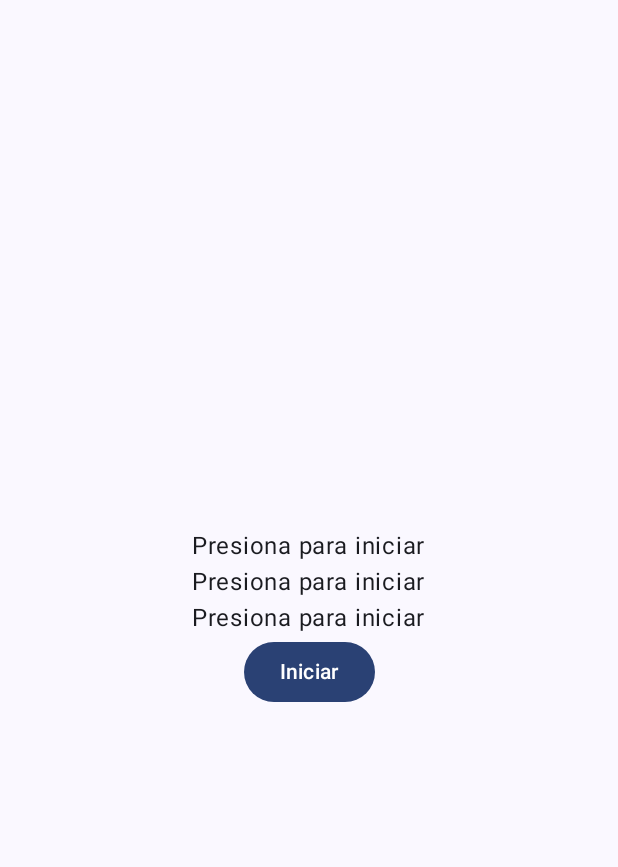
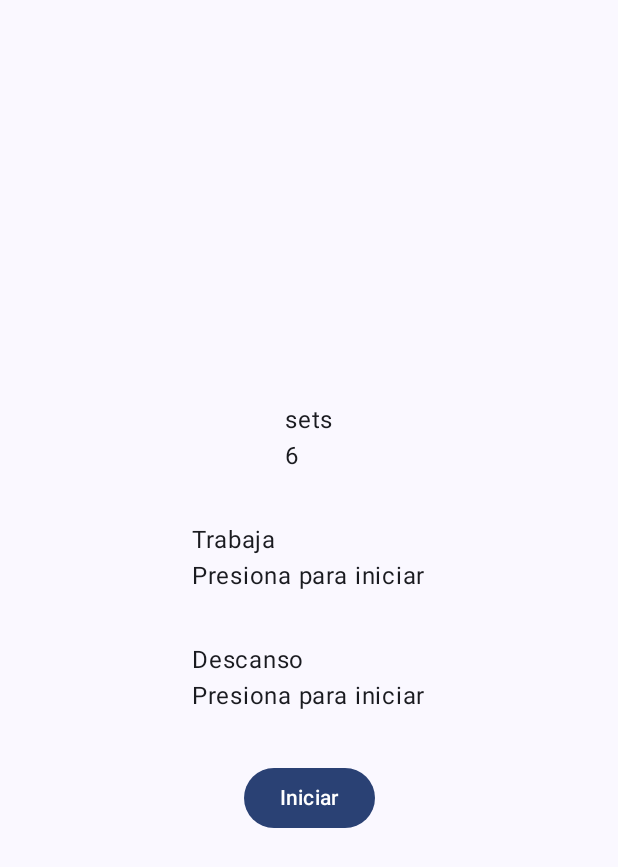
Before and after one commit to BraytonLorenzo/HiitTimer, an Android app built with Jetpack Compose: the screen it shows after launch (MainActivity), on a phone screen of 412 x 824 dp. Shown: the top 867 px of the screen. Run offline under Robolectric (Android 15) with nearby library versions, the phone set to English and light mode, and no system bars.

Commit message:
Reestructurado
Hemos reestructurado los rows para meterlos dentro de un box, y les hemos puesto margenes con padding
en los tres primeros rows pusimos columna con dos rows, para poner el nombre y el dato a modificar por el usuario

```diff
--- a/app/src/main/java/com/example/hiittimer/MainActivity.kt
+++ b/app/src/main/java/com/example/hiittimer/MainActivity.kt
@@ -5,6 +5,7 @@ import androidx.activity.ComponentActivity
 import androidx.activity.compose.setContent
 import androidx.activity.enableEdgeToEdge
 import androidx.compose.foundation.layout.Arrangement
+import androidx.compose.foundation.layout.Box
 import androidx.compose.foundation.layout.Column
 import androidx.compose.foundation.layout.Row
 import androidx.compose.foundation.layout.fillMaxSize
@@ -20,6 +21,7 @@ import androidx.compose.runtime.setValue
 import androidx.compose.ui.Alignment
 import androidx.compose.ui.Modifier
 import androidx.compose.ui.tooling.preview.Preview
+import androidx.compose.ui.unit.dp
 import com.example.hiittimer.ui.theme.HiitTimerTheme
 import java.util.Scanner
 
@@ -62,20 +64,26 @@ fun TabataCounter(modifier: Modifier = Modifier) {
     //Scanner sc = new Scanner(System.in);
     //int i = sc.nextInt();
 
+    Box(modifier = Modifier) {
         Column(
             horizontalAlignment = Alignment.CenterHorizontally,
             verticalArrangement = Arrangement.Center,
             modifier = Modifier.fillMaxSize()
         ) {
+            Row(modifier = Modifier.padding(16.dp)) {
+                Column {
                     Row {
-            Text(
-                text = if (isRunning) {
-                    if (isWorkTime) "Trabajo: $timeLeft" else "Descanso: $timeLeft"
-                } else {
-                    "Presiona para iniciar"
-                },
-                modifier = modifier
-            )
+                        Text(text = "sets")
+                    }
+                    Row {
+                        Text(text = "6")
+                    }
+                }
+            }
+            Row(modifier = Modifier.padding(16.dp)) {
+                Column {
+                    Row {
+                        Text(text = "Trabaja")
                     }
                     Row {
                         Text(
@@ -83,9 +91,15 @@ fun TabataCounter(modifier: Modifier = Modifier) {
                                 if (isWorkTime) "Trabajo: $timeLeft" else "Descanso: $timeLeft"
                             } else {
                                 "Presiona para iniciar"
-                },
-                modifier = modifier
+                            }
                         )
+                    }
+                }
+            }
+            Row(modifier = Modifier.padding(16.dp)) {
+                Column {
+                    Row {
+                        Text(text = "Descanso")
                     }
                     Row {
                         Text(
@@ -93,11 +107,12 @@ fun TabataCounter(modifier: Modifier = Modifier) {
                                 if (isWorkTime) "Trabajo: $timeLeft" else "Descanso: $timeLeft"
                             } else {
                                 "Presiona para iniciar"
-                },
-                modifier = modifier
+                            }
                         )
                     }
-        Row {
+                }
+            }
+            Row(modifier = Modifier.padding(16.dp)) {
                 Button(onClick = {
                     if (isRunning) {
                         counterDown.pause()
@@ -114,6 +129,8 @@ fun TabataCounter(modifier: Modifier = Modifier) {
         }
     }
 
+}
+
 @Preview(showBackground = true)
 @Composable
 fun GreetingPreview() {
```
Lines whose indentation alone changed are shown as unchanged.
